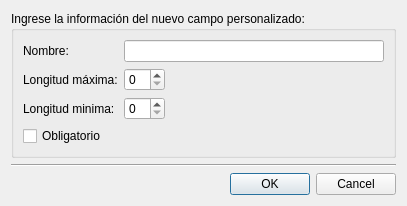
ehmsoft/Desktop, file AbogadosDesktop/src/gui/uis/nuevoCampo.ui: the form before one commit.
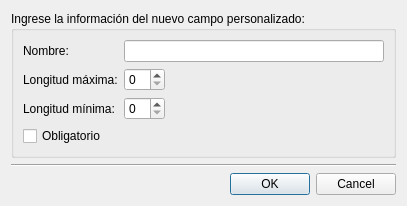
The form after the commit.

Commit message: Se completa la implementación de NuevoCampo

What changed in the file:
```diff
--- a/AbogadosDesktop/src/gui/uis/nuevoCampo.ui
+++ b/AbogadosDesktop/src/gui/uis/nuevoCampo.ui
@@ -83,7 +83,7 @@
         <item row="2" column="0">
          <widget class="QLabel" name="lblLongMin">
           <property name="text">
-           <string>Longitud minima:</string>
+           <string>Longitud mínima:</string>
           </property>
          </widget>
         </item>
```
Left out of the diff: 15 changed lines with no effect on the pictures. The commit also changes 2 other files.
